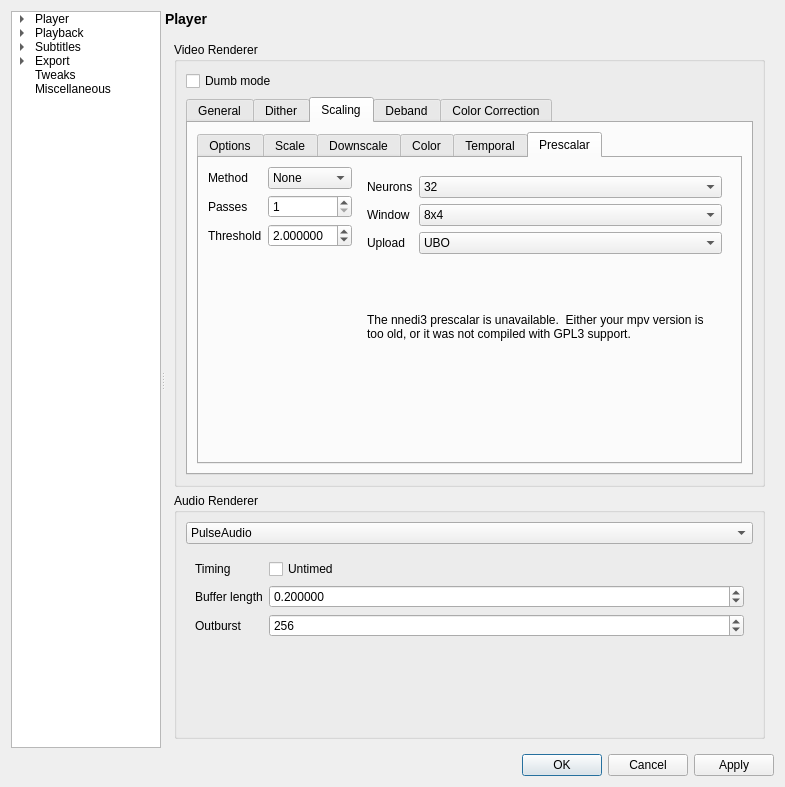
First picture: the form in settingswindow.ui, repository mpc-qt/mpc-qt, before the edit.
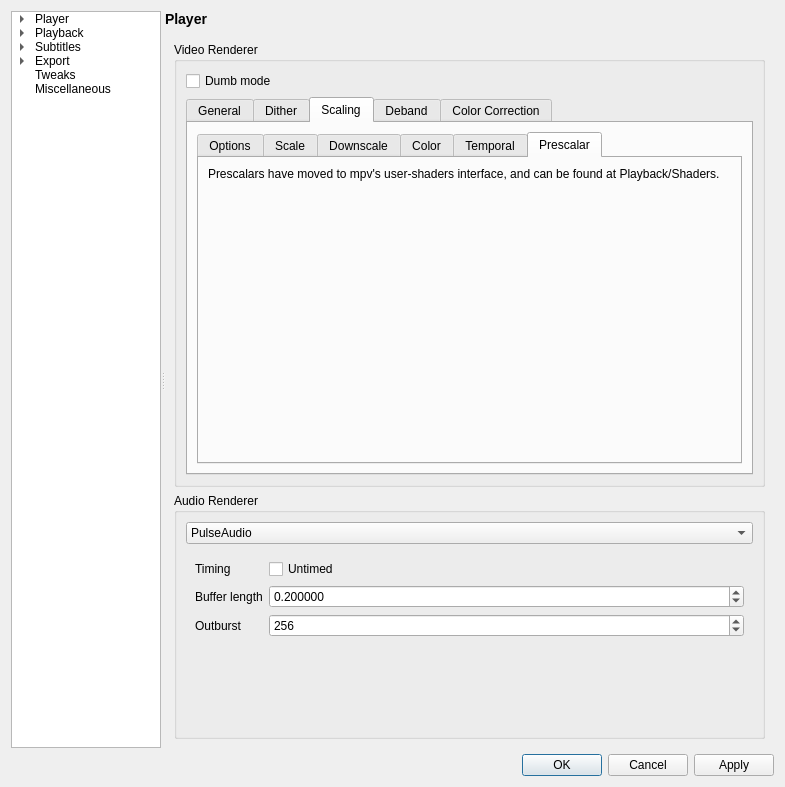
Second picture: the form after the edit. The open tabs and pages were chosen to show the change.

Commit message:
main,mpvwidget,settingswindow: remove prescalars
mpv's opengl:prescale suboption has been removed in favor of the new
user shaders suboption.  Leave a note that it has been moved.  I'll
remove the note in a short bit.

Patch:
```diff
--- a/settingswindow.ui
+++ b/settingswindow.ui
@@ -2965,221 +2965,18 @@
                      <attribute name="title">
                       <string>Prescalar</string>
                      </attribute>
-                     <layout class="QHBoxLayout" name="horizontalLayout_56">
+                     <layout class="QVBoxLayout" name="verticalLayout_35">
                       <item>
-                       <layout class="QFormLayout" name="formLayout_22">
-                        <property name="fieldGrowthPolicy">
-                         <enum>QFormLayout::AllNonFixedFieldsGrow</enum>
+                       <widget class="QLabel" name="prescalarsMoved">
+                        <property name="text">
+                         <string>Prescalars have moved to mpv's user-shaders interface, and can be found at Playback/Shaders.</string>
                         </property>
-                        <item row="0" column="0">
-                         <widget class="QLabel" name="label_91">
-                          <property name="text">
-                           <string>Method</string>
-                          </property>
-                         </widget>
-                        </item>
-                        <item row="0" column="1">
-                         <widget class="QComboBox" name="prescalarMethod">
-                          <item>
-                           <property name="text">
-                            <string>None</string>
-                           </property>
-                          </item>
-                          <item>
-                           <property name="text">
-                            <string>Super-xbr</string>
-                           </property>
-                          </item>
-                          <item>
-                           <property name="text">
-                            <string>nnedi3</string>
-                           </property>
-                          </item>
-                         </widget>
-                        </item>
-                        <item row="1" column="0">
-                         <widget class="QLabel" name="label_92">
-                          <property name="text">
-                           <string>Passes</string>
-                          </property>
-                         </widget>
-                        </item>
-                        <item row="1" column="1">
-                         <widget class="QSpinBox" name="prescalarPasses">
-                          <property name="minimum">
-                           <number>1</number>
-                          </property>
-                          <property name="maximum">
-                           <number>5</number>
-                          </property>
-                         </widget>
-                        </item>
-                        <item row="2" column="0">
-                         <widget class="QLabel" name="label_93">
-                          <property name="text">
-                           <string>Threshold</string>
-                          </property>
-                         </widget>
-                        </item>
-                        <item row="2" column="1">
-                         <widget class="QDoubleSpinBox" name="prescalarThreshold">
-                          <property name="decimals">
-                           <number>6</number>
-                          </property>
-                          <property name="maximum">
-                           <double>32.000000000000000</double>
-                          </property>
-                          <property name="value">
-                           <double>2.000000000000000</double>
-                          </property>
-                         </widget>
-                        </item>
-                       </layout>
-                      </item>
-                      <item>
-                       <widget class="QStackedWidget" name="prescalarStack">
-                        <property name="currentIndex">
-                         <number>2</number>
+                        <property name="alignment">
+                         <set>Qt::AlignLeading|Qt::AlignLeft|Qt::AlignTop</set>
                         </property>
-                        <widget class="QWidget" name="noPrescalarPage"/>
-                        <widget class="QWidget" name="superxbrPage">
-                         <layout class="QFormLayout" name="formLayout_23">
-                          <property name="fieldGrowthPolicy">
-                           <enum>QFormLayout::AllNonFixedFieldsGrow</enum>
-                          </property>
-                          <item row="0" column="0">
-                           <widget class="QLabel" name="label_94">
-                            <property name="text">
-                             <string>Sharpness</string>
-                            </property>
-                           </widget>
-                          </item>
-                          <item row="0" column="1">
-                           <widget class="QDoubleSpinBox" name="superxbrSharpness">
-                            <property name="decimals">
-                             <number>6</number>
-                            </property>
-                            <property name="maximum">
-                             <double>2.000000000000000</double>
-                            </property>
-                           </widget>
-                          </item>
-                          <item row="1" column="0">
-                           <widget class="QLabel" name="label_95">
-                            <property name="text">
-                             <string>Edge strength</string>
-                            </property>
-                           </widget>
-                          </item>
-                          <item row="1" column="1">
-                           <widget class="QDoubleSpinBox" name="superxbrEdgeStrength">
-                            <property name="decimals">
-                             <number>6</number>
-                            </property>
-                            <property name="maximum">
-                             <double>1.000000000000000</double>
-                            </property>
-                           </widget>
-                          </item>
-                         </layout>
-                        </widget>
-                        <widget class="QWidget" name="nnedi3Page">
-                         <layout class="QVBoxLayout" name="verticalLayout_35">
-                          <item>
-                           <layout class="QFormLayout" name="formLayout_16">
-                            <item row="0" column="0">
-                             <widget class="QLabel" name="label_122">
-                              <property name="text">
-                               <string>Neurons</string>
-                              </property>
-                             </widget>
-                            </item>
-                            <item row="0" column="1">
-                             <widget class="QComboBox" name="nnedi3Neurons">
-                              <property name="currentIndex">
-                               <number>1</number>
-                              </property>
-                              <item>
-                               <property name="text">
-                                <string>16</string>
-                               </property>
-                              </item>
-                              <item>
-                               <property name="text">
-                                <string>32</string>
-                               </property>
-                              </item>
-                              <item>
-                               <property name="text">
-                                <string>64</string>
-                               </property>
-                              </item>
-                              <item>
-                               <property name="text">
-                                <string>128</string>
-                               </property>
-                              </item>
-                             </widget>
-                            </item>
-                            <item row="1" column="0">
-                             <widget class="QLabel" name="label_123">
-                              <property name="text">
-                               <string>Window</string>
-                              </property>
-                             </widget>
-                            </item>
-                            <item row="1" column="1">
-                             <widget class="QComboBox" name="nnedi3Window">
-                              <item>
-                               <property name="text">
-                                <string>8x4</string>
-                               </property>
-                              </item>
-                              <item>
-                               <property name="text">
-                                <string>8x6</string>
-                               </property>
-                              </item>
-                             </widget>
-                            </item>
-                            <item row="2" column="0">
-                             <widget class="QLabel" name="label_124">
-                              <property name="text">
-                               <string>Upload</string>
-                              </property>
-                             </widget>
-                            </item>
-                            <item row="2" column="1">
-                             <widget class="QComboBox" name="nnedi3Upload">
-                              <item>
-                               <property name="text">
-                                <string>UBO</string>
-                               </property>
-                              </item>
-                              <item>
-                               <property name="text">
-                                <string>Shader</string>
-                               </property>
-                              </item>
-                             </widget>
-                            </item>
-                           </layout>
-                          </item>
-                          <item>
-                           <widget class="QLabel" name="nnedi3Unavailable">
-                            <property name="text">
-                             <string>The nnedi3 prescalar is unavailable.  Either your mpv version is too old, or it was not compiled with GPL3 support.</string>
-                            </property>
-                            <property name="alignment">
-                             <set>Qt::AlignLeading|Qt::AlignLeft|Qt::AlignTop</set>
-                            </property>
-                            <property name="wordWrap">
-                             <bool>true</bool>
-                            </property>
-                           </widget>
-                          </item>
-                         </layout>
-                        </widget>
+                        <property name="wordWrap">
+                         <bool>true</bool>
+                        </property>
                        </widget>
                       </item>
                      </layout>
```
Left out of the diff: 4 changed lines with no effect on the pictures. The commit also changes 5 other files.
